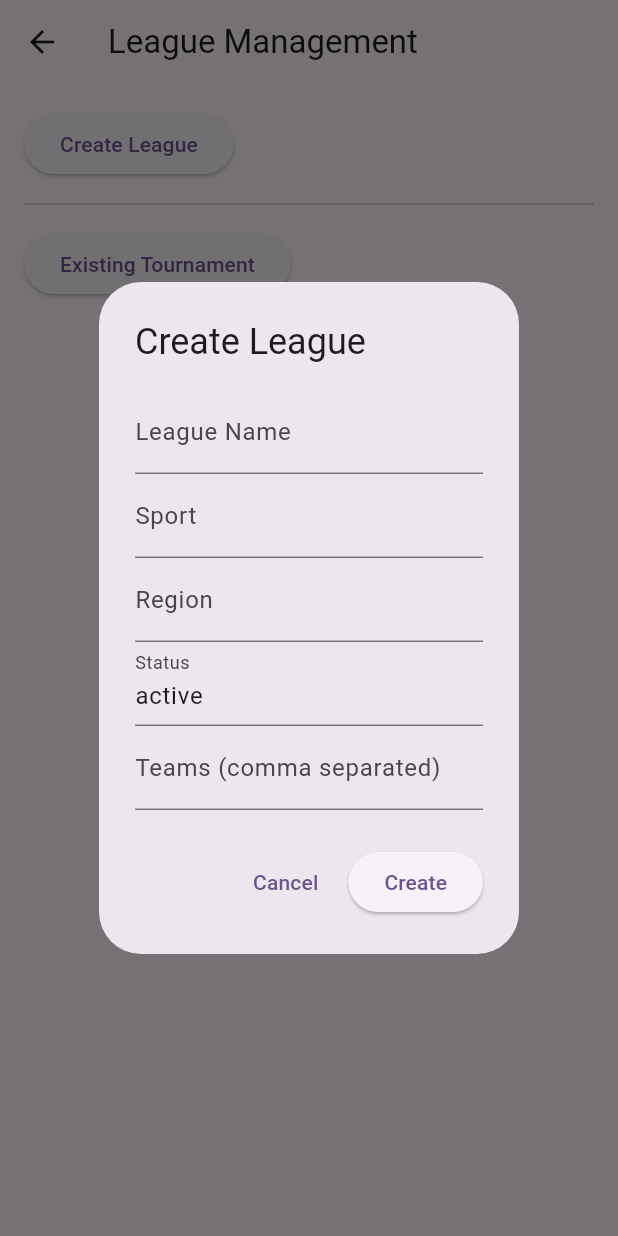
After one commit to iamSantosh24/ScoreMe, a Flutter app: the LeagueManagementScreen screen opened directly, after a tap on "Create League", on a phone screen of 412 x 824 dp. The commit adds this screen. Run offline on Flutter 3.47's test engine with Material 3 defaults, Android fonts, the phone set to English and light mode, and no system bars; our stand-ins replace flutter_secure_storage; accounts and stored records are empty; network calls fail.

Commit message:
Changes: added an option for god_admin user to "Create New League" refactored tournament management screen to league management screen

```diff
--- /dev/null
+++ b/lib/league_management_screen.dart
@@ -0,0 +1,123 @@
+import 'package:flutter/material.dart';
+import 'tournament_details_screen.dart';
+import 'existing_tournaments_screen.dart';
+import 'package:http/http.dart' as http;
+import 'dart:convert';
+
+class LeagueManagementScreen extends StatefulWidget {
+  const LeagueManagementScreen({super.key});
+
+  @override
+  State<LeagueManagementScreen> createState() => _LeagueManagementScreenState();
+}
+
+class _LeagueManagementScreenState extends State<LeagueManagementScreen> {
+  void _showCreateLeagueDialog() {
+    final TextEditingController nameController = TextEditingController();
+    final TextEditingController sportController = TextEditingController();
+    final TextEditingController regionController = TextEditingController();
+    final TextEditingController statusController = TextEditingController(text: 'active');
+    final TextEditingController teamsController = TextEditingController();
+    showDialog(
+      context: context,
+      builder: (context) {
+        return AlertDialog(
+          title: const Text('Create League'),
+          content: SingleChildScrollView(
+            child: Column(
+              mainAxisSize: MainAxisSize.min,
+              children: [
+                TextField(
+                  controller: nameController,
+                  decoration: const InputDecoration(labelText: 'League Name'),
+                ),
+                TextField(
+                  controller: sportController,
+                  decoration: const InputDecoration(labelText: 'Sport'),
+                ),
+                TextField(
+                  controller: regionController,
+                  decoration: const InputDecoration(labelText: 'Region'),
+                ),
+                TextField(
+                  controller: statusController,
+                  decoration: const InputDecoration(labelText: 'Status'),
+                ),
+                TextField(
+                  controller: teamsController,
+                  decoration: const InputDecoration(labelText: 'Teams (comma separated)'),
+                ),
+              ],
+            ),
+          ),
+          actions: [
+            TextButton(
+              onPressed: () => Navigator.pop(context),
+              child: const Text('Cancel'),
+            ),
+            ElevatedButton(
+              onPressed: () async {
+                final name = nameController.text.trim();
+                final sport = sportController.text.trim();
+                final region = regionController.text.trim();
+                final status = statusController.text.trim();
+                final teams = teamsController.text.trim().split(',').map((e) => e.trim()).where((e) => e.isNotEmpty).toList();
+                if (name.isEmpty || sport.isEmpty || region.isEmpty || status.isEmpty || teams.isEmpty) return;
+                final response = await http.post(
+                  Uri.parse('http://192.168.1.134:3000/leagues'),
+                  headers: {'Content-Type': 'application/json'},
+                  body: json.encode({
+                    'name': name,
+                    'sport': sport,
+                    'region': region,
+                    'status': status,
+                    'teams': teams,
+                    'createdAt': DateTime.now().toUtc().toIso8601String(),
+                  }),
+                );
+                if (response.statusCode == 200) {
+                  Navigator.pop(context);
+                  ScaffoldMessenger.of(context).showSnackBar(
+                    const SnackBar(content: Text('League created successfully!')),
+                  );
+                }
+              },
+              child: const Text('Create'),
+            ),
+          ],
+        );
+      },
+    );
+  }
+
+  @override
+  Widget build(BuildContext context) {
+    return Scaffold(
+      appBar: AppBar(title: const Text('League Management')),
+      body: Padding(
+        padding: const EdgeInsets.all(16),
+        child: Column(
+          crossAxisAlignment: CrossAxisAlignment.start,
+          children: [
+            ElevatedButton(
+              onPressed: _showCreateLeagueDialog,
+              child: const Text('Create League'),
+            ),
+            const Divider(height: 32),
+            ElevatedButton(
+              onPressed: () {
+                Navigator.push(
+                  context,
+                  MaterialPageRoute(
+                    builder: (context) => const ExistingTournamentsScreen(),
+                  ),
+                );
+              },
+              child: const Text('Existing Tournament'),
+            ),
+          ],
+        ),
+      ),
+    );
+  }
+}
--- a/lib/super_admin_screen.dart
+++ b/lib/super_admin_screen.dart
@@ -1,5 +1,5 @@
 import 'package:flutter/material.dart';
-import 'tournament_management_screen.dart';
+import 'league_management_screen.dart';
 
 class SuperAdminScreen extends StatelessWidget {
   const SuperAdminScreen({super.key});
@@ -13,7 +13,7 @@ class SuperAdminScreen extends StatelessWidget {
           onPressed: () {
             Navigator.push(
               context,
-              MaterialPageRoute(builder: (context) => const TournamentManagementScreen()),
+              MaterialPageRoute(builder: (context) => const LeagueManagementScreen()),
             );
           },
           child: const Text('Open Tournament Management'),
```
Also changed, not shown: lib/home_tabbed_screen.dart (+23 -0 lines), lib/tournament_management_screen.dart (deleted, +0 -93 lines), 1 other file.
